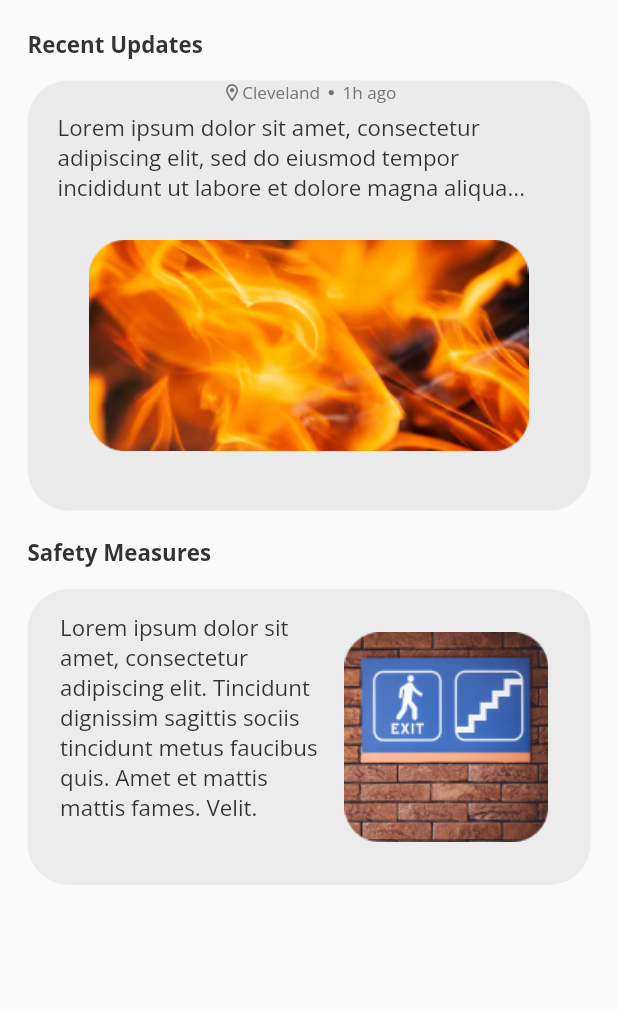
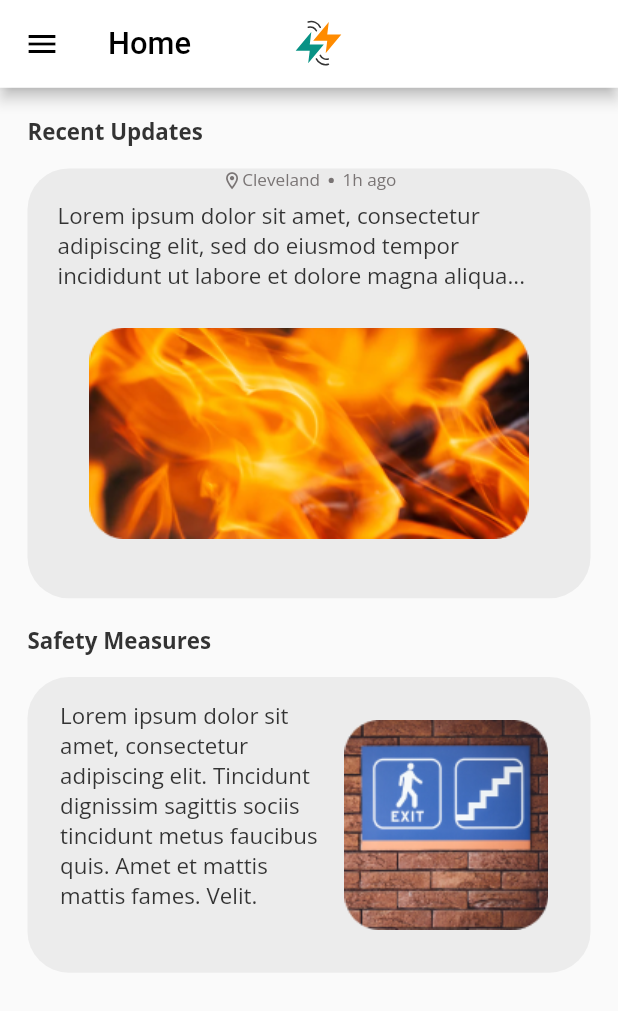
Before and after one commit to reskillamericans/Wildfire-Group3-flutter, a Flutter app: the Home screen opened directly, on a phone screen of 412 x 824 dp. Shown: the top 1011 px of the screen. Run offline on Flutter 3.47's test engine with Material 2 defaults, Android fonts, the light colour scheme and no system bars; our stand-ins replace cloud_firestore, firebase_auth, firebase_core, flutter_screenutil, flutter_svg, google_fonts and 1 more; accounts and stored records are empty.

Commit message:
Fixed AppBar on Home Screen and finished UI for AllUpdates Screen.

```diff
--- a/wildfire/lib/screens/home.dart
+++ b/wildfire/lib/screens/home.dart
@@ -1,5 +1,6 @@
 import 'package:flutter/material.dart';
 import 'package:flutter_screenutil/flutter_screenutil.dart';
+import 'package:flutter_svg/svg.dart';
 import 'package:google_fonts/google_fonts.dart';
 
 class Home extends StatefulWidget {
@@ -13,7 +14,36 @@ class _HomeState extends State<Home> {
   @override
   Widget build(BuildContext context) {
     return SafeArea(
-      child: Padding(
+        child: Scaffold(
+      drawer: Drawer(
+        child: Material(
+          child: ListView(
+            children: <Widget>[],
+          ),
+        ),
+      ),
+      appBar: AppBar(
+        toolbarHeight: 49.h,
+        backgroundColor: Colors.white,
+        title: Row(
+          mainAxisAlignment: MainAxisAlignment.start,
+          children: [
+            Text(
+              'Home',
+              style: TextStyle(
+                color: Colors.black,
+                fontSize: 18.sp,
+              ),
+            ),
+            Padding(
+              padding: const EdgeInsets.only(left: 65.0),
+              child: SvgPicture.asset('assets/logos.svg'),
+            ),
+          ],
+        ),
+        iconTheme: IconThemeData(color: Colors.black),
+      ),
+      body: Padding(
         padding: EdgeInsets.symmetric(horizontal: 16.w),
         child: Container(
           child: Stack(
@@ -187,6 +217,6 @@ class _HomeState extends State<Home> {
           ),
         ),
       ),
-    );
+    ));
   }
 }
```
Also changed, not shown: wildfire/lib/screens/all_updates/all_updates.dart (+56 -45 lines).
